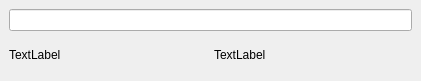
Old version of the form mainwindow.ui in the repository shadowofdominance/Word_Counter.
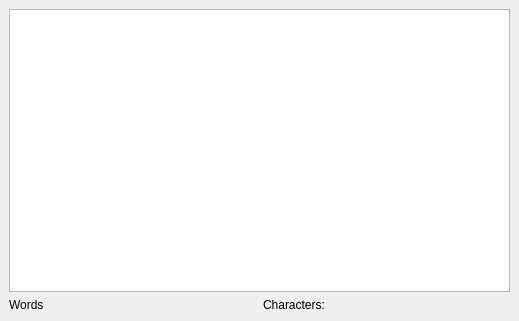
New version of the form.

Diff of the .ui file:
```diff
--- a/mainwindow.ui
+++ b/mainwindow.ui
@@ -6,8 +6,8 @@
    <rect>
     <x>0</x>
     <y>0</y>
-    <width>421</width>
-    <height>81</height>
+    <width>519</width>
+    <height>321</height>
    </rect>
   </property>
   <property name="windowTitle">
@@ -16,21 +16,21 @@
   <widget class="QWidget" name="centralwidget">
    <layout class="QVBoxLayout" name="verticalLayout">
     <item>
-     <widget class="QLineEdit" name="lineEdit"/>
+     <widget class="QTextEdit" name="textEdit"/>
     </item>
     <item>
      <layout class="QHBoxLayout" name="horizontalLayout">
       <item>
        <widget class="QLabel" name="WordsLabel">
         <property name="text">
-         <string>TextLabel</string>
+         <string>Words</string>
         </property>
        </widget>
       </item>
       <item>
        <widget class="QLabel" name="CharactersLabel">
         <property name="text">
-         <string>TextLabel</string>
+         <string>Characters:</string>
         </property>
        </widget>
       </item>
```
